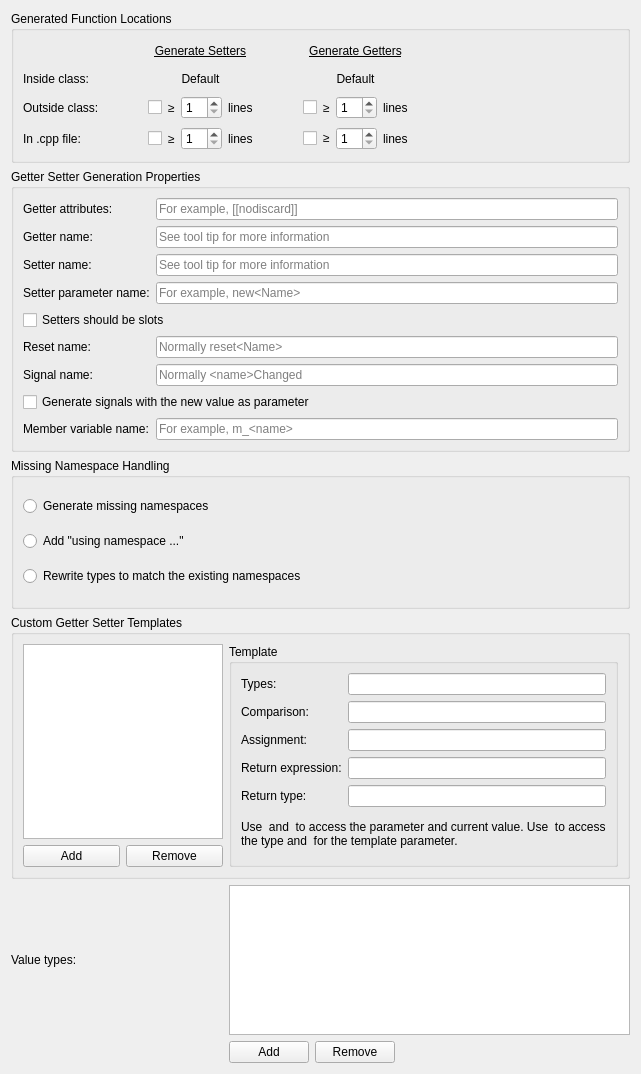
Qt form src/plugins/cppeditor/cppquickfixsettingswidget.ui (qt-creator/qt-creator) before a commit.
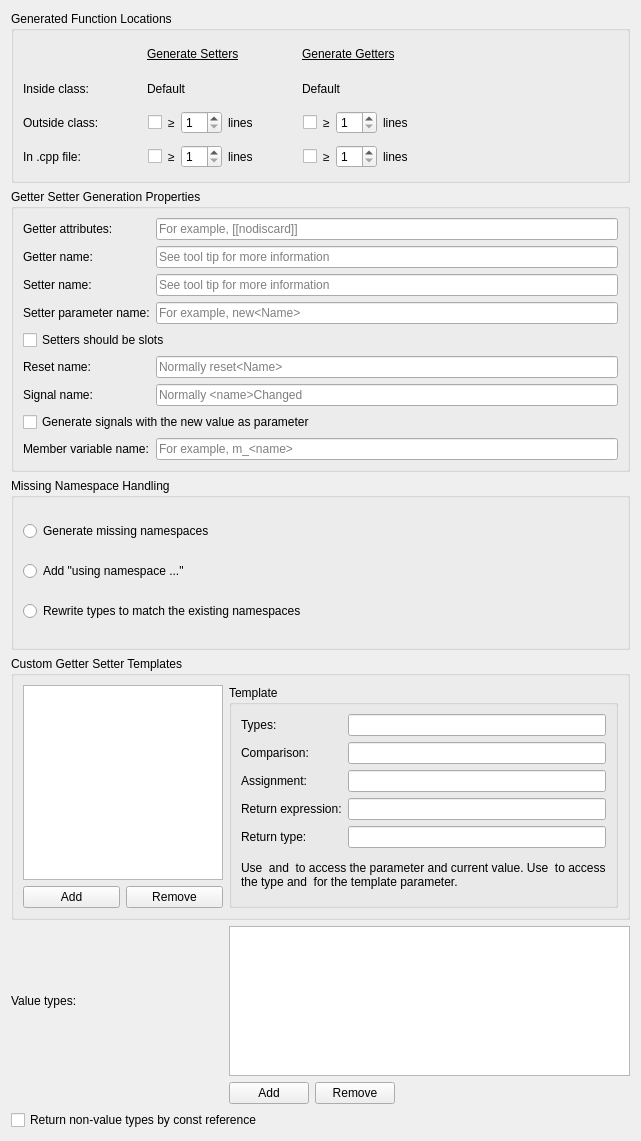
The same form after that commit.

Commit message:
CppEditor: Make value vs const ref return type configurable
... in the quickfix settings.
Also change the default: With mandatory RVO and move semantics, value
return types are the right choice most of the time.

Fixes: QTCREATORBUG-25790

```diff
--- a/src/plugins/cppeditor/cppquickfixsettingswidget.ui
+++ b/src/plugins/cppeditor/cppquickfixsettingswidget.ui
@@ -7,7 +7,7 @@
     <x>0</x>
     <y>0</y>
     <width>641</width>
-    <height>1074</height>
+    <height>1141</height>
    </rect>
   </property>
   <layout class="QVBoxLayout" name="verticalLayout_3">
@@ -25,9 +25,6 @@
         <property name="text">
          <string>Default</string>
         </property>
-        <property name="alignment">
-         <set>Qt::AlignCenter</set>
-        </property>
        </widget>
       </item>
       <item row="4" column="1" alignment="Qt::AlignHCenter">
@@ -329,9 +326,6 @@
         <property name="text">
          <string>Default</string>
         </property>
-        <property name="alignment">
-         <set>Qt::AlignCenter</set>
-        </property>
        </widget>
       </item>
       <item row="0" column="2">
@@ -350,9 +344,6 @@
         <property name="text">
          <string>Generate Getters</string>
         </property>
-        <property name="alignment">
-         <set>Qt::AlignCenter</set>
-        </property>
        </widget>
       </item>
       <item row="0" column="1">
@@ -371,9 +362,6 @@
         <property name="text">
          <string>Generate Setters</string>
         </property>
-        <property name="alignment">
-         <set>Qt::AlignCenter</set>
-        </property>
        </widget>
       </item>
       <item row="5" column="0">
@@ -886,6 +874,16 @@
      </item>
     </layout>
    </item>
+   <item>
+    <widget class="QCheckBox" name="returnByConstRefCheckBox">
+     <property name="text">
+      <string>Return non-value types by const reference</string>
+     </property>
+     <property name="checked">
+      <bool>false</bool>
+     </property>
+    </widget>
+   </item>
   </layout>
  </widget>
  <resources/>
```
The commit also changes 6 other files.
